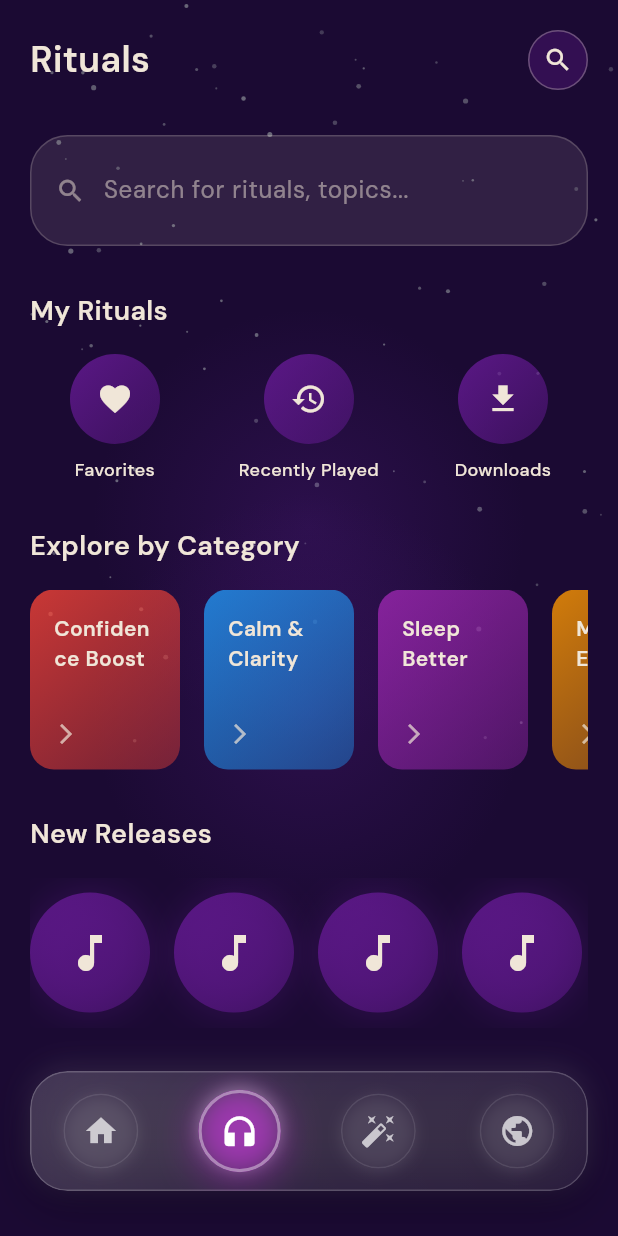
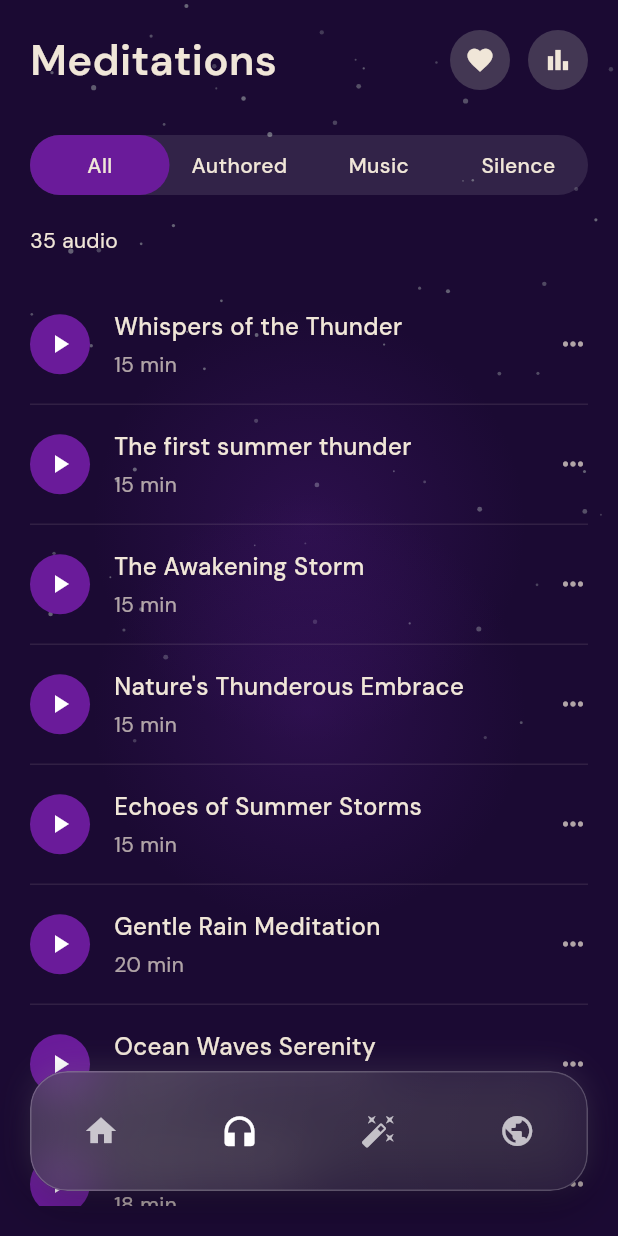
Before and after one commit to maherhasannn/wizard, a Flutter app: the MainAppScreen screen opened directly with empty values, swiped to page 2, on a phone screen of 412 x 824 dp. Run offline on Flutter 3.47's test engine with Material 3 defaults, Android fonts, the phone set to English and light mode, and no system bars; our stand-ins replace flutter_secure_storage, google_sign_in, shared_preferences, sign_in_with_apple, vibration; missing offline and left inert: flutter_facebook_auth; accounts and stored records are empty.

Commit message:
Meditations screen

```diff
--- a/mobile/lib/main_app_screen.dart
+++ b/mobile/lib/main_app_screen.dart
@@ -37,7 +37,7 @@ class _MainAppScreenState extends State<MainAppScreen> with TickerProviderStateM
   // Tab data
   final List<Map<String, dynamic>> _tabs = [
     {'icon': Icons.home, 'label': 'Main', 'color': 0xFF6A1B9A},
-    {'icon': Icons.headphones, 'label': 'Rituals', 'color': 0xFF9C27B0},
+    {'icon': Icons.headphones, 'label': 'Meditations', 'color': 0xFF9C27B0},
     {'icon': Icons.auto_fix_high, 'label': 'Challenge', 'color': 0xFFE91E63},
     {'icon': Icons.public, 'label': 'Circe', 'color': 0xFF3F51B5},
   ];
@@ -122,6 +122,7 @@ class _MainAppScreenState extends State<MainAppScreen> with TickerProviderStateM
               child: PageView.builder(
                 controller: _pageController,
                 onPageChanged: _onPageChanged,
+                physics: const NeverScrollableScrollPhysics(),
                 itemCount: 4,
               itemBuilder: (context, index) {
                 // Lazy load pages for better performance
@@ -226,72 +227,16 @@ class _MainAppScreenState extends State<MainAppScreen> with TickerProviderStateM
           child: Column(
             mainAxisAlignment: MainAxisAlignment.center,
             children: [
-              // Liquid glass bubble
+              // Simple icon without circular background
               AnimatedBuilder(
                 animation: _bubbleAnimation,
                 builder: (context, child) {
                   return Transform.scale(
                     scale: isSelected ? 1.0 + (_bubbleAnimation.value * 0.1) : 1.0,
-                    child: Container(
-                      width: 50,
-                      height: 50,
-                      decoration: BoxDecoration(
-                        shape: BoxShape.circle,
-                        gradient: isSelected ? LinearGradient(
-                          begin: Alignment.topLeft,
-                          end: Alignment.bottomRight,
-                          colors: [
-                            tabColor.withOpacity(0.9),
-                            tabColor.withOpacity(0.7),
-                            tabColor.withOpacity(0.8),
-                          ],
-                        ) : null,
-                        boxShadow: isSelected ? [
-                          BoxShadow(
-                            color: tabColor.withOpacity(0.6),
-                            blurRadius: 20,
-                            spreadRadius: 2,
-                            offset: const Offset(0, 4),
-                          ),
-                          BoxShadow(
-                            color: Colors.white.withOpacity(0.3),
-                            blurRadius: 8,
-                            spreadRadius: 0,
-                            offset: const Offset(0, -2),
-                          ),
-                        ] : [
-                          BoxShadow(
-                            color: Colors.white.withOpacity(0.1),
-                            blurRadius: 8,
-                            spreadRadius: 0,
-                            offset: const Offset(0, 2),
-                          ),
-                        ],
-                      ),
-                      child: ClipOval(
-                        child: BackdropFilter(
-                          filter: ImageFilter.blur(
-                            sigmaX: isSelected ? 8.0 : 3.0,
-                            sigmaY: isSelected ? 8.0 : 3.0
-                          ),
-                          child: Container(
-                            decoration: BoxDecoration(
-                              shape: BoxShape.circle,
-                              border: Border.all(
-                                color: isSelected
-                                  ? Colors.white.withOpacity(0.4)
-                                  : Colors.white.withOpacity(0.1),
-                                width: isSelected ? 2 : 1,
-                              ),
-                            ),
                     child: Icon(
                       tab['icon'],
                       color: isSelected ? Colors.white : Colors.white.withOpacity(0.7),
                       size: 24,
-                            ),
-                          ),
-                        ),
-                      ),
                     ),
                   );
                 },
--- a/mobile/lib/tabs/rituals_tab.dart
+++ b/mobile/lib/tabs/rituals_tab.dart
@@ -9,13 +9,55 @@ class RitualsTab extends StatefulWidget {
 }
 
 class _RitualsTabState extends State<RitualsTab> {
-  final TextEditingController _searchController = TextEditingController();
-  String _selectedCategory = 'all';
+  String _selectedFilter = 'All';
 
   Color _hexToColor(String hexCode) {
     final hexString = hexCode.replaceAll('#', '');
     return Color(int.parse('FF$hexString', radix: 16));
   }
+
+  final List<Map<String, dynamic>> _meditationTracks = [
+    {
+      'title': 'Whispers of the Thunder',
+      'duration': '15 min',
+      'isPlaying': false,
+    },
+    {
+      'title': 'The first summer thunder',
+      'duration': '15 min',
+      'isPlaying': false,
+    },
+    {
+      'title': 'The Awakening Storm',
+      'duration': '15 min',
+      'isPlaying': false,
+    },
+    {
+      'title': 'Nature\'s Thunderous Embrace',
+      'duration': '15 min',
+      'isPlaying': false,
+    },
+    {
+      'title': 'Echoes of Summer Storms',
+      'duration': '15 min',
+      'isPlaying': false,
+    },
+    {
+      'title': 'Gentle Rain Meditation',
+      'duration': '20 min',
+      'isPlaying': false,
+    },
+    {
+      'title': 'Ocean Waves Serenity',
+      'duration': '25 min',
+      'isPlaying': false,
+    },
+    {
+      'title': 'Forest Ambience',
+      'duration': '18 min',
+      'isPlaying': false,
+    },
+  ];
 
   @override
   Widget build(BuildContext context) {
@@ -23,38 +65,39 @@ class _RitualsTabState extends State<RitualsTab> {
     final purpleAccent = _hexToColor('6A1B9A');
 
     return SafeArea(
-      child: SingleChildScrollView(
       child: Padding(
         padding: const EdgeInsets.all(20.0),
         child: Column(
           crossAxisAlignment: CrossAxisAlignment.start,
           children: [
-              // Header
+            // Header with title and icons
             _buildHeader(lightTextColor, purpleAccent),
 
             const SizedBox(height: 30),
 
-              // Search Bar
-              _buildSearchBar(lightTextColor, purpleAccent),
+            // Segmented Control
+            _buildSegmentedControl(lightTextColor, purpleAccent),
 
-              const SizedBox(height: 30),
+            const SizedBox(height: 20),
 
-              // My Rituals
-              _buildMyRituals(lightTextColor, purpleAccent),
+            // Audio count
+            Text(
+              '35 audio',
+              style: TextStyle(
+                fontFamily: 'DMSans',
+                color: lightTextColor,
+                fontSize: 14,
+                fontWeight: FontWeight.w400,
+              ),
+            ),
 
-              const SizedBox(height: 30),
+            const SizedBox(height: 20),
 
-              // Explore by Category
-              _buildExploreByCategory(lightTextColor, purpleAccent),
-
-              const SizedBox(height: 30),
-
-              // New Releases
-              _buildNewReleases(lightTextColor, purpleAccent),
-
-              const SizedBox(height: 100), // Space for bottom navigation
+            // Meditation tracks list
+            Expanded(
+              child: _buildMeditationTracksList(lightTextColor, purpleAccent),
+            ),
           ],
-          ),
         ),
       ),
     );
@@ -65,272 +108,179 @@ class _RitualsTabState extends State<RitualsTab> {
       mainAxisAlignment: MainAxisAlignment.spaceBetween,
       children: [
         Text(
-          'Rituals',
+          'Meditations',
           style: TextStyle(
             fontFamily: 'DMSans',
             color: lightTextColor,
-            fontSize: 24,
-            fontWeight: FontWeight.w600,
+            fontSize: 28,
+            fontWeight: FontWeight.w700,
           ),
         ),
+        Row(
+          children: [
+            // Heart icon
             Container(
               width: 40,
               height: 40,
               decoration: BoxDecoration(
                 shape: BoxShape.circle,
-            color: purpleAccent.withOpacity(0.3),
-            border: Border.all(
-              color: lightTextColor.withOpacity(0.3),
-              width: 1,
-            ),
+                color: Colors.grey.withOpacity(0.3),
               ),
               child: Icon(
-            Icons.search,
+                Icons.favorite,
                 color: lightTextColor,
                 size: 20,
               ),
             ),
-      ],
-    );
-  }
-
-  Widget _buildSearchBar(Color lightTextColor, Color purpleAccent) {
-    return Container(
-      padding: const EdgeInsets.symmetric(horizontal: 16, vertical: 12),
+            const SizedBox(width: 12),
+            // Stats icon
+            Container(
+              width: 40,
+              height: 40,
               decoration: BoxDecoration(
-        color: lightTextColor.withOpacity(0.1),
-        borderRadius: BorderRadius.circular(25),
-        border: Border.all(
-          color: lightTextColor.withOpacity(0.2),
-          width: 1,
+                shape: BoxShape.circle,
+                color: Colors.grey.withOpacity(0.3),
+              ),
+              child: Icon(
+                Icons.bar_chart,
+                color: lightTextColor,
+                size: 20,
               ),
             ),
-      child: Row(
-        children: [
-          Icon(
-            Icons.search,
-            color: lightTextColor.withOpacity(0.5),
-            size: 20,
-          ),
-          const SizedBox(width: 12),
-          Expanded(
-            child: TextField(
-              controller: _searchController,
-              style: TextStyle(
-          fontFamily: 'DMSans',
-                color: lightTextColor,
-                fontSize: 16,
-              ),
-              decoration: InputDecoration(
-                hintText: 'Search for rituals, topics...',
-                hintStyle: TextStyle(
-                  color: lightTextColor.withOpacity(0.5),
-                  fontSize: 16,
-                ),
-                border: InputBorder.none,
-                contentPadding: EdgeInsets.zero,
-              ),
-            ),
-          ),
-        ],
-      ),
-    );
-  }
-
-  Widget _buildMyRituals(Color lightTextColor, Color purpleAccent) {
-    return Column(
-      crossAxisAlignment: CrossAxisAlignment.start,
-      children: [
-        Text(
-          'My Rituals',
-          style: TextStyle(
-          fontFamily: 'DMSans',
-            color: lightTextColor,
-            fontSize: 18,
-            fontWeight: FontWeight.w600,
-          ),
-        ),
-        const SizedBox(height: 16),
-        Row(
-          children: [
-            _buildRitualCategory('Favorites', Icons.favorite, lightTextColor, purpleAccent),
-            const SizedBox(width: 16),
-            _buildRitualCategory('Recently Played', Icons.history, lightTextColor, purpleAccent),
-            const SizedBox(width: 16),
-            _buildRitualCategory('Downloads', Icons.download, lightTextColor, purpleAccent),
           ],
         ),
       ],
     );
   }
 
-  Widget _buildRitualCategory(String title, IconData icon, Color lightTextColor, Color purpleAccent) {
+  Widget _buildSegmentedControl(Color lightTextColor, Color purpleAccent) {
+    final filters = ['All', 'Authored', 'Music', 'Silence'];
+
+    return Container(
+      height: 40,
+      decoration: BoxDecoration(
+        color: Colors.white.withOpacity(0.1),
+        borderRadius: BorderRadius.circular(20),
+      ),
+      child: Row(
+        children: filters.map((filter) {
+          final isSelected = _selectedFilter == filter;
           return Expanded(
-      child: Column(
+            child: GestureDetector(
+              onTap: () {
+                setState(() {
+                  _selectedFilter = filter;
+                });
+              },
+              child: Container(
+                alignment: Alignment.center,
+                decoration: BoxDecoration(
+                  color: isSelected
+                      ? purpleAccent
+                      : Colors.transparent,
+                  borderRadius: BorderRadius.circular(20),
+                ),
+                child: Text(
+                  filter,
+                  style: TextStyle(
+                    fontFamily: 'DMSans',
+                    color: lightTextColor,
+                    fontWeight: FontWeight.w500,
+                    fontSize: 14,
+                  ),
+                ),
+              ),
+            ),
+          );
+        }).toList(),
+      ),
+    );
+  }
+
+  Widget _buildMeditationTracksList(Color lightTextColor, Color purpleAccent) {
+    return ListView.separated(
+      itemCount: _meditationTracks.length,
+      separatorBuilder: (context, index) => Divider(
+        color: lightTextColor.withOpacity(0.1),
+        height: 1,
+      ),
+      itemBuilder: (context, index) {
+        final track = _meditationTracks[index];
+        return _buildTrackItem(track, lightTextColor, purpleAccent, index);
+      },
+    );
+  }
+
+  Widget _buildTrackItem(Map<String, dynamic> track, Color lightTextColor, Color purpleAccent, int index) {
+    return Container(
+      padding: const EdgeInsets.symmetric(vertical: 16),
+      child: Row(
         children: [
-          Container(
-            width: 60,
-            height: 60,
+          // Play button
+          GestureDetector(
+            onTap: () {
+              setState(() {
+                // Reset all tracks to not playing
+                for (int i = 0; i < _meditationTracks.length; i++) {
+                  _meditationTracks[i]['isPlaying'] = false;
+                }
+                // Set current track to playing
+                _meditationTracks[index]['isPlaying'] = true;
+              });
+            },
+            child: Container(
+              width: 40,
+              height: 40,
               decoration: BoxDecoration(
                 shape: BoxShape.circle,
-              gradient: LinearGradient(
-                begin: Alignment.topLeft,
-                end: Alignment.bottomRight,
-                colors: [
-                  purpleAccent.withOpacity(0.8),
-                  purpleAccent.withOpacity(0.4),
+                color: purpleAccent,
+              ),
+              child: Icon(
+                track['isPlaying'] ? Icons.pause : Icons.play_arrow,
+                color: Colors.white,
+                size: 20,
+              ),
+            ),
+          ),
+
+          const SizedBox(width: 16),
+
+          // Track info
+          Expanded(
+            child: Column(
+              crossAxisAlignment: CrossAxisAlignment.start,
+              children: [
+                Text(
+                  track['title'],
+                  style: TextStyle(
+                    fontFamily: 'DMSans',
+                    color: lightTextColor,
+                    fontSize: 16,
+                    fontWeight: FontWeight.w500,
+                  ),
+                ),
+                const SizedBox(height: 4),
+                Text(
+                  track['duration'],
+                  style: TextStyle(
+                    fontFamily: 'DMSans',
+                    color: lightTextColor.withOpacity(0.7),
+                    fontSize: 14,
+                    fontWeight: FontWeight.w400,
+                  ),
+                ),
               ],
             ),
           ),
-            child: Icon(
-              icon,
-              color: lightTextColor,
-              size: 24,
-            ),
-          ),
-          const SizedBox(height: 8),
-          Text(
-            title,
-            style: TextStyle(
-          fontFamily: 'DMSans',
-              color: lightTextColor,
-              fontSize: 12,
-              fontWeight: FontWeight.w500,
-            ),
-            textAlign: TextAlign.center,
+
+          // More options icon
+          Icon(
+            Icons.more_horiz,
+            color: lightTextColor.withOpacity(0.7),
+            size: 20,
           ),
         ],
       ),
     );
   }
-
-  Widget _buildExploreByCategory(Color lightTextColor, Color purpleAccent) {
-    final categories = [
-      {'name': 'Confidence Boost', 'color': Colors.red},
-      {'name': 'Calm & Clarity', 'color': Colors.blue},
-      {'name': 'Sleep Better', 'color': Colors.purple},
-      {'name': 'Morning Energy', 'color': Colors.orange},
-    ];
-
-    return Column(
-      crossAxisAlignment: CrossAxisAlignment.start,
-      children: [
-        Text(
-          'Explore by Category',
-          style: TextStyle(
-          fontFamily: 'DMSans',
-            color: lightTextColor,
-            fontSize: 18,
-            fontWeight: FontWeight.w600,
-          ),
-        ),
-        const SizedBox(height: 16),
-        SizedBox(
-          height: 120,
-          child: ListView.builder(
-            scrollDirection: Axis.horizontal,
-            itemCount: categories.length,
-            itemBuilder: (context, index) {
-              final category = categories[index];
-              return Container(
-                width: 100,
-                margin: const EdgeInsets.only(right: 16),
-                decoration: BoxDecoration(
-                  borderRadius: BorderRadius.circular(16),
-                  gradient: LinearGradient(
-                    begin: Alignment.topLeft,
-                    end: Alignment.bottomRight,
-                    colors: [
-                      (category['color'] as Color).withOpacity(0.8),
-                      (category['color'] as Color).withOpacity(0.4),
-                    ],
-                  ),
-                ),
-                child: Padding(
-                  padding: const EdgeInsets.all(16),
-                  child: Column(
-                    crossAxisAlignment: CrossAxisAlignment.start,
-                    children: [
-                      Text(
-                        category['name'] as String,
-                        style: TextStyle(
-          fontFamily: 'DMSans',
-                          color: lightTextColor,
-                          fontSize: 14,
-                          fontWeight: FontWeight.w600,
-                        ),
-                      ),
-                      const Spacer(),
-                      Icon(
-                        Icons.arrow_forward_ios,
-                        color: lightTextColor.withOpacity(0.7),
-                        size: 16,
-                      ),
-                    ],
-                  ),
-                ),
-              );
-            },
-          ),
-        ),
-      ],
-    );
 }
-
-  Widget _buildNewReleases(Color lightTextColor, Color purpleAccent) {
-    return Column(
-      crossAxisAlignment: CrossAxisAlignment.start,
-      children: [
-        Text(
-          'New Releases',
-          style: TextStyle(
-          fontFamily: 'DMSans',
-            color: lightTextColor,
-            fontSize: 18,
-            fontWeight: FontWeight.w600,
-          ),
-        ),
-        const SizedBox(height: 16),
-        SizedBox(
-          height: 100,
-          child: ListView.builder(
-            scrollDirection: Axis.horizontal,
-            itemCount: 5,
-            itemBuilder: (context, index) {
-              return Container(
-                width: 80,
-                height: 80,
-                margin: const EdgeInsets.only(right: 16),
-                decoration: BoxDecoration(
-                  shape: BoxShape.circle,
-                  gradient: LinearGradient(
-                    begin: Alignment.topLeft,
-                    end: Alignment.bottomRight,
-                    colors: [
-                      purpleAccent.withOpacity(0.8),
-                      purpleAccent.withOpacity(0.4),
-                    ],
-                  ),
-                  boxShadow: [
-                    BoxShadow(
-                      color: purpleAccent.withOpacity(0.3),
-                      blurRadius: 20,
-                      spreadRadius: 0,
-                    ),
-                  ],
-                ),
-                child: Center(
-                  child: Icon(
-                    Icons.music_note,
-                    color: lightTextColor,
-                    size: 32,
-                  ),
-                ),
-              );
-            },
-          ),
-        ),
-      ],
-    );
-  }
-}
```
Lines whose indentation alone changed are shown as unchanged.
